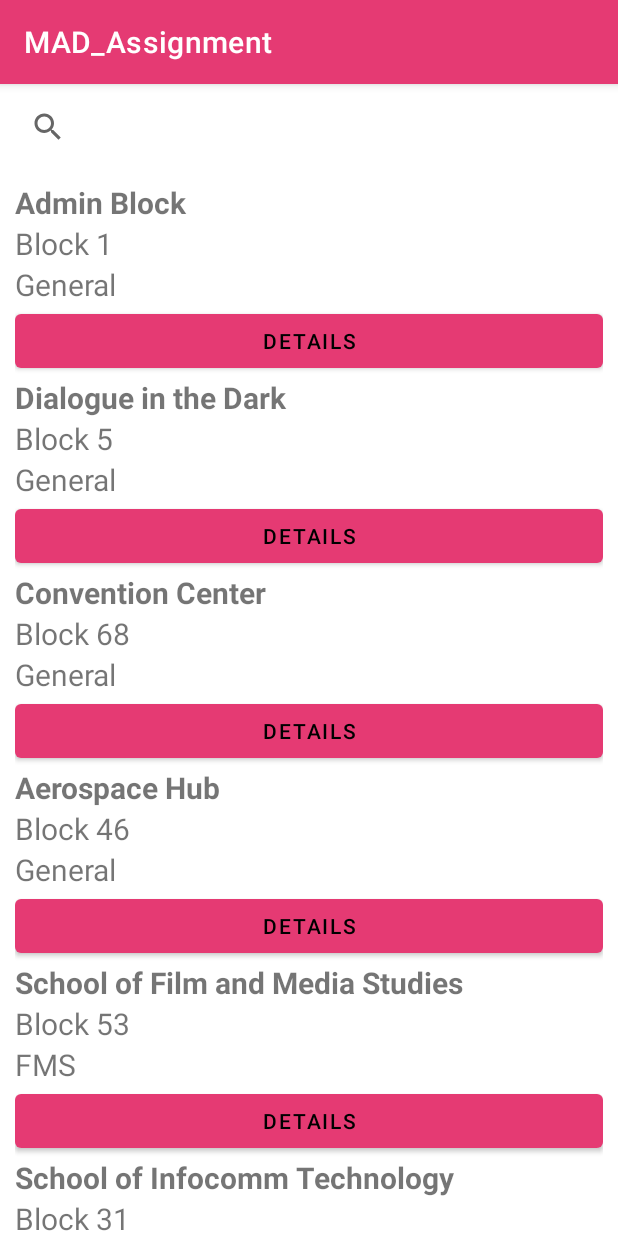
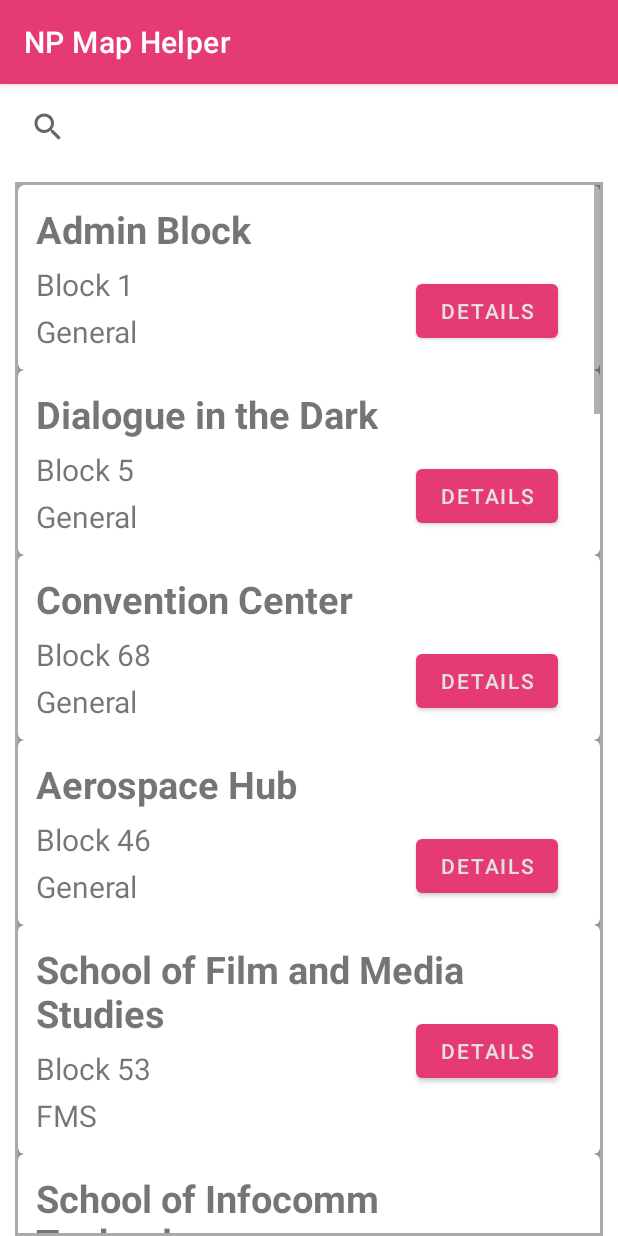
Before and after one commit to Nuggetierer/MAD_Assignment, an Android app: the MainActivity2 screen opened directly, with no data from a screen before it, on a phone screen of 412 x 824 dp. Run offline under Robolectric (Android 15) with nearby library versions, the phone set to English and light mode, and no system bars.

Commit message:
Visual changes to search

```diff
--- a/app/build.gradle
+++ b/app/build.gradle
@@ -10,7 +10,7 @@ android {
         applicationId "sg.edu.np.mad.mad_assignment"
         minSdk 21
         targetSdk 32
-        versionCode 4
+        versionCode 5
         versionName "1.0"
 
         testInstrumentationRunner "androidx.test.runner.AndroidJUnitRunner"
--- a/app/src/main/java/sg/edu/np/mad/mad_assignment/BlockDetails.java
+++ b/app/src/main/java/sg/edu/np/mad/mad_assignment/BlockDetails.java
@@ -22,7 +22,7 @@ import java.util.Locale;
 
 import sg.edu.np.mad.mad_assignment.R;
 
-public class BlockDetails extends AppCompatActivity {
+public class    BlockDetails extends AppCompatActivity {
 
     @Override
     protected void onCreate(Bundle savedInstanceState) {
--- a/app/src/main/java/sg/edu/np/mad/mad_assignment/myAdapter.java
+++ b/app/src/main/java/sg/edu/np/mad/mad_assignment/myAdapter.java
@@ -26,7 +26,7 @@ public class myAdapter extends RecyclerView.Adapter<myResultViewHolder> {
     @Override
     @NonNull
     public myResultViewHolder onCreateViewHolder(ViewGroup parent, int view){
-        View item = LayoutInflater.from(parent.getContext()).inflate(R.layout.result_recyclerview, parent, false);
+        View item = LayoutInflater.from(parent.getContext()).inflate(R.layout.new_resultview, parent, false);
         return new myResultViewHolder(item);
     }
     public void onBindViewHolder(myResultViewHolder holder, @SuppressLint("RecyclerView") int position){
--- a/app/src/main/java/sg/edu/np/mad/mad_assignment/myResultViewHolder.java
+++ b/app/src/main/java/sg/edu/np/mad/mad_assignment/myResultViewHolder.java
@@ -20,10 +20,10 @@ public class myResultViewHolder extends RecyclerView.ViewHolder {
 
         //assigning textview locations
         title = itemView.findViewById(R.id.blockName);
-        blk_num = itemView.findViewById(R.id.blkNum);
-        sch = itemView.findViewById(R.id.blkSchool);
+        blk_num = itemView.findViewById(R.id.blockNum);
+        sch = itemView.findViewById(R.id.blockSch);
 
         //button to go to details need to be created (parse block data)
-        goToDetail = itemView.findViewById(R.id.goToDetail);
+        goToDetail = itemView.findViewById(R.id.goToDetailsNew);
     }
 }
--- a/app/src/main/res/layout/activity_main.xml
+++ b/app/src/main/res/layout/activity_main.xml
@@ -10,9 +10,16 @@
         android:id="@+id/resultsView"
         android:layout_width="0dp"
         android:layout_height="0dp"
+        android:padding="2dp"
+        android:scrollbars="vertical"
+        android:background="@android:color/darker_gray"
         android:layout_marginStart="10dp"
         android:layout_marginTop="8dp"
         android:layout_marginEnd="10dp"
+        android:bottomLeftRadius = "2dp"
+        android:bottomRightRadius = "2dp"
+        android:topLeftRadius = "2dp"
+        android:topRightRadius = "2dp"
         app:layout_constraintBottom_toBottomOf="parent"
         app:layout_constraintEnd_toEndOf="parent"
         app:layout_constraintStart_toStartOf="parent"
@@ -25,6 +32,10 @@
         android:layout_height="57dp"
         android:layout_marginStart="8dp"
         android:layout_marginEnd="8dp"
+        android:bottomLeftRadius = "2dp"
+        android:bottomRightRadius = "2dp"
+        android:topLeftRadius = "2dp"
+        android:topRightRadius = "2dp"
         app:layout_constraintEnd_toEndOf="parent"
         app:layout_constraintStart_toStartOf="parent"
         app:layout_constraintTop_toTopOf="parent" />
--- a/app/src/main/res/layout/fragment_map.xml
+++ b/app/src/main/res/layout/fragment_map.xml
@@ -24,14 +24,15 @@
 
     <ImageView
         android:id="@+id/imageView2"
-        android:layout_width="421dp"
-        android:layout_height="725dp"
+        android:layout_width="wrap_content"
+        android:layout_height="wrap_content"
         android:src="@drawable/npmapdrawn"
         app:layout_constraintBottom_toBottomOf="parent"
+        app:layout_constraintEnd_toEndOf="parent"
+        app:layout_constraintStart_toStartOf="parent"
         app:layout_constraintTop_toTopOf="parent"
         app:layout_constraintVertical_bias="1.0"
-        tools:ignore="MissingConstraints"
-        tools:layout_editor_absoluteX="-5dp" />
+        tools:ignore="MissingConstraints" />
 
     <Button
         android:id="@+id/AdminBuilding"
--- /dev/null
+++ b/app/src/main/res/layout/new_resultview.xml
@@ -0,0 +1,55 @@
+<?xml version="1.0" encoding="utf-8"?>
+<androidx.cardview.widget.CardView xmlns:android="http://schemas.android.com/apk/res/android"
+    android:layout_width="match_parent"
+    android:layout_height="wrap_content"
+    xmlns:app="http://schemas.android.com/apk/res-auto"
+    app:cardCornerRadius="4dp"
+    >
+
+    <RelativeLayout
+        android:layout_width="match_parent"
+        android:layout_height="match_parent"
+        android:layout_margin="10dp">
+
+        <TextView
+            android:id="@+id/blockName"
+            android:layout_width="wrap_content"
+            android:layout_height="wrap_content"
+            android:padding="2dp"
+            android:text="Line 1"
+            android:textSize="25sp"
+            android:textStyle="bold" />
+
+        <TextView
+            android:id="@+id/blockNum"
+            android:layout_width="wrap_content"
+            android:layout_height="wrap_content"
+            android:layout_below="@+id/blockName"
+            android:layout_marginTop="2dp"
+            android:padding="2dp"
+            android:text="Line 2"
+            android:textSize="20sp" />
+
+        <TextView
+
+            android:id="@+id/blockSch"
+            android:layout_width="wrap_content"
+            android:layout_height="wrap_content"
+            android:layout_below="@+id/blockNum"
+            android:padding="2dp"
+            android:text="Line 3"
+            android:textSize="20sp" />
+
+        <Button
+            android:id="@+id/goToDetailsNew"
+            android:layout_width="wrap_content"
+            android:layout_height="wrap_content"
+            android:layout_alignParentTop="true"
+            android:layout_alignParentEnd="true"
+            android:layout_marginTop="50dp"
+            android:layout_marginEnd="18dp"
+            android:text="Details" />
+
+    </RelativeLayout>
+
+</androidx.cardview.widget.CardView>
--- a/app/src/main/res/layout/result_recyclerview.xml
+++ b/app/src/main/res/layout/result_recyclerview.xml
@@ -30,7 +30,7 @@
     <Button
         android:id="@+id/goToDetail"
         android:layout_width="match_parent"
-        android:layout_height="wrap_content"
+        android:layout_height="match_parent"
         android:text="@string/details"
         android:textColor="#000000"
         tools:ignore="TextContrastCheck" />
--- a/app/src/main/res/values/strings.xml
+++ b/app/src/main/res/values/strings.xml
@@ -1,5 +1,5 @@
 <resources>
-    <string name="app_name">MAD_Assignment</string>
+    <string name="app_name">NP Map Helper</string>
     <string name="title_activity_main2">MainActivity2</string>
     <string name="title_home">Home</string>
     <string name="title_dashboard">Dashboard</string>
```
